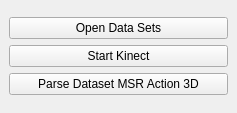
Qt form KinectProject/mainwindow.ui (d3ce1t/PrivacyProject) before a commit.
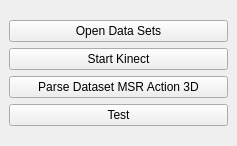
The same form after that commit. Icons and pictures are not drawn.

```diff
--- a/KinectProject/mainwindow.ui
+++ b/KinectProject/mainwindow.ui
@@ -7,7 +7,7 @@
     <x>0</x>
     <y>0</y>
     <width>237</width>
-    <height>113</height>
+    <height>146</height>
    </rect>
   </property>
   <property name="minimumSize">
@@ -48,6 +48,13 @@
         </property>
        </widget>
       </item>
+      <item>
+       <widget class="QPushButton" name="pushButton_4">
+        <property name="text">
+         <string>Test</string>
+        </property>
+       </widget>
+      </item>
      </layout>
     </item>
    </layout>
```
